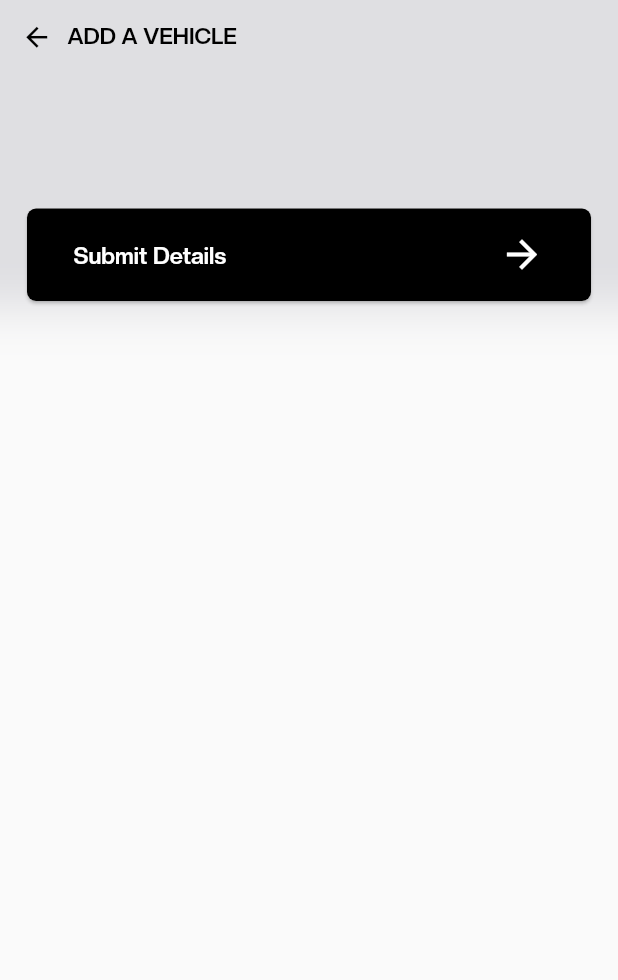
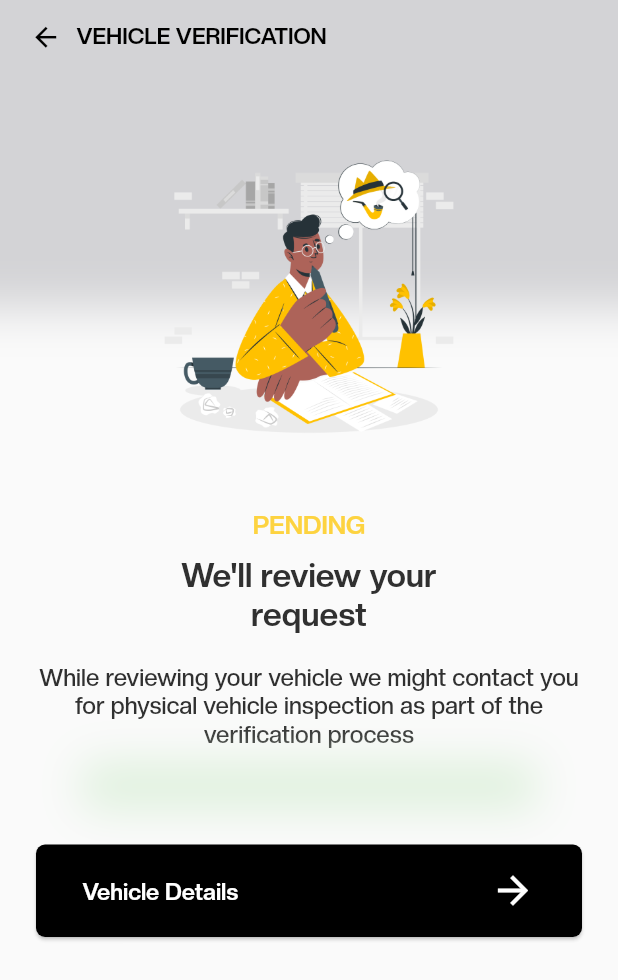
Before and after one commit to mopilo/treepizy_driver, a Flutter app: the AddVehicleScreen screen opened directly, after a tap on "Submit Details", on a phone screen of 412 x 824 dp. Shown: the top 980 px of the screen. Run offline on Flutter 3.47's test engine with Material 2 defaults, Android fonts, the phone set to English and light mode, and no system bars.

Commit message:
committing work

```diff
--- a/lib/features/auth/screens/vehicle_folder/add_vehicle.dart
+++ b/lib/features/auth/screens/vehicle_folder/add_vehicle.dart
@@ -1,10 +1,14 @@
 import 'package:flutter/material.dart';
+import 'package:treepizy_driver/features/auth/screens/vehicle_folder/vehicle_verification_folder/vehicle_verification_pending.dart';
+import 'package:treepizy_driver/features/onboarding/widget/edit_form_widget.dart';
 
 import '../../../../core/widgets/button_widget.dart';
 import '../../../utils/color.dart';
 
 class AddVehicleScreen extends StatelessWidget {
-  const AddVehicleScreen({Key? key}) : super(key: key);
+  AddVehicleScreen({Key? key}) : super(key: key);
+
+  final TextEditingController _nameController = TextEditingController();
 
   @override
   Widget build(BuildContext context) {
@@ -18,7 +22,7 @@ class AddVehicleScreen extends StatelessWidget {
               decoration: const BoxDecoration(
                 boxShadow: [
                   BoxShadow(
-                    color: Color.fromARGB(28, 0, 0, 31),
+                    color: Color.fromARGB(40, 1, 1, 18),
                     blurRadius: 25.0,
                     spreadRadius: 170,
                   ),
@@ -55,9 +59,26 @@ class AddVehicleScreen extends StatelessWidget {
             const SizedBox(
               height: 100,
             ),
+            vehicleInfoContainer(
+                vehicleText: 'Vehicle Size', vehicleInfo: '4 Seater Sedan'),
+            const SizedBox(
+              height: 10,
+            ),
+            vehicleInfoContainer(
+                vehicleText: 'Vehicle Model', vehicleInfo: 'Toyota'),
+            vehicleInfoContainer(vehicleText: 'Model', vehicleInfo: 'Corolla'),
+            vehicleInfoContainer(vehicleText: 'Year', vehicleInfo: '2011'),
+            vehicleInfoContainer(vehicleText: 'Colour', vehicleInfo: 'Blue'),
+            vehicleInfoContainer(
+                vehicleText: 'Registration Number', vehicleInfo: 'ABC 654 BY'),
+            vehicleInfoContainer(
+                vehicleText: 'Passenger Seat', vehicleInfo: '4 Seaters'),
+            const SizedBox(
+              height: 70,
+            ),
             ButtonWidget(
               onTap: () => Navigator.of(context).push(MaterialPageRoute(
-                  builder: (context) => const AddVehicleScreen())),
+                  builder: (context) => const VehicleVerificationPending())),
               isIcon: true,
               buttonText: 'Submit Details',
               colorText: AppColors.white,
@@ -71,4 +92,45 @@ class AddVehicleScreen extends StatelessWidget {
       )),
     );
   }
+
+  vehicleInfoContainer({String? vehicleText, String? vehicleInfo}) => Container(
+        margin: const EdgeInsets.only(bottom: 15),
+        padding: const EdgeInsets.symmetric(horizontal: 12, vertical: 12),
+        decoration: BoxDecoration(
+            color: AppColors.white,
+            border: Border.all(color: AppColors.grey),
+            borderRadius: BorderRadius.circular(10)),
+        child: Row(
+          mainAxisAlignment: MainAxisAlignment.spaceBetween,
+          children: [
+            Column(
+              crossAxisAlignment: CrossAxisAlignment.start,
+              children: [
+                Text(
+                  vehicleText!,
+                  style: const TextStyle(
+                      color: AppColors.grey,
+                      fontSize: 14,
+                      fontWeight: FontWeight.w300),
+                ),
+                const SizedBox(
+                  height: 6,
+                ),
+                Text(
+                  vehicleInfo!,
+                  style: const TextStyle(
+                      color: Colors.black,
+                      fontSize: 18,
+                      fontWeight: FontWeight.w600),
+                ),
+              ],
+            ),
+            const Icon(
+              Icons.arrow_drop_down,
+              size: 20,
+              color: AppColors.grey,
+            )
+          ],
+        ),
+      );
 }
--- a/lib/features/auth/screens/vehicle_folder/vehicle_managament2.dart
+++ b/lib/features/auth/screens/vehicle_folder/vehicle_managament2.dart
@@ -122,7 +122,7 @@ class VehicleManagementSecondScreen extends StatelessWidget {
                   const SizedBox(height: 95),
                   ButtonWidget(
                     onTap: () => Navigator.of(context).push(MaterialPageRoute(
-                        builder: (context) => const AddVehicleScreen())),
+                        builder: (context) =>  AddVehicleScreen())),
                     isIcon: true,
                     buttonText: 'Enter Vehicle Details',
                     colorText: AppColors.white,
--- /dev/null
+++ b/lib/features/auth/screens/vehicle_folder/vehicle_verification_folder/vehicle_verification_pending.dart
@@ -0,0 +1,132 @@
+import 'package:flutter/material.dart';
+import 'package:treepizy_driver/features/auth/screens/vehicle_folder/vehicle_verification_folder/vehicle_verification_approved.dart';
+
+import '../../../../../core/widgets/button_widget.dart';
+import '../../../../utils/color.dart';
+
+class VehicleVerificationPending extends StatelessWidget {
+  const VehicleVerificationPending({Key? key}) : super(key: key);
+
+  @override
+  Widget build(BuildContext context) {
+    return Scaffold(
+      body: SafeArea(
+          child: SingleChildScrollView(
+        padding: const EdgeInsets.symmetric(horizontal: 20, vertical: 14),
+        child: Column(
+          crossAxisAlignment: CrossAxisAlignment.center,
+          children: [
+            Container(
+              decoration: const BoxDecoration(
+                boxShadow: [
+                  BoxShadow(
+                    color: Color.fromARGB(40, 1, 1, 18),
+                    blurRadius: 25.0,
+                    spreadRadius: 170,
+                  ),
+                ],
+              ),
+              child: GestureDetector(
+                behavior: HitTestBehavior.opaque,
+                onTap: () {
+                  Navigator.pop(context);
+                },
+                child: Row(
+                  children: const [
+                    Icon(
+                      Icons.arrow_back,
+                      color: Colors.black,
+                      size: 21,
+                    ),
+                    SizedBox(
+                      width: 10,
+                    ),
+                    Expanded(
+                      child: Text(
+                        "VEHICLE VERIFICATION",
+                        style: TextStyle(
+                            color: Colors.black,
+                            fontSize: 15,
+                            fontWeight: FontWeight.w600),
+                      ),
+                    ),
+                  ],
+                ),
+              ),
+            ),
+            const SizedBox(
+              height: 40,
+            ),
+            Image.asset(
+              'assets/pending.png',
+              height: 250,
+              width: 220,
+            ),
+            const SizedBox(
+              height: 15,
+            ),
+            const Text(
+              "PENDING",
+              style: TextStyle(
+                  color: AppColors.yellowThick,
+                  fontSize: 17,
+                  fontWeight: FontWeight.w600),
+            ),
+            const SizedBox(
+              height: 10,
+            ),
+            const Text(
+              "We'll review your\nrequest",
+              style: TextStyle(
+                  color: AppColors.black,
+                  fontSize: 22,
+                  fontWeight: FontWeight.bold),
+              textAlign: TextAlign.center,
+            ),
+            const SizedBox(
+              height: 20,
+            ),
+            const Text(
+              "While reviewing your vehicle we might contact you for physical vehicle inspection as part of the verification process",
+              style: TextStyle(
+                  color: AppColors.black,
+                  fontSize: 16,
+                  fontWeight: FontWeight.w500),
+              textAlign: TextAlign.center,
+            ),
+            const SizedBox(
+              height: 25,
+            ),
+            Container(
+              margin: const EdgeInsets.symmetric(horizontal: 50),
+              decoration: const BoxDecoration(
+                color: AppColors.green,
+                boxShadow: [
+                  BoxShadow(
+                    color: AppColors.greenLight,
+                    blurRadius: 25.0,
+                    spreadRadius: 15,
+                  ),
+                ],
+              ),
+            ),
+            const SizedBox(
+              height: 35,
+            ),
+            ButtonWidget(
+              onTap: () => Navigator.of(context).push(MaterialPageRoute(
+                  builder: (context) => const VehicleVerificationApproved())),
+              isIcon: true,
+              buttonText: 'Vehicle Details',
+              colorText: AppColors.white,
+              fontSize: 15.5,
+              iconColor: AppColors.white,
+              fontWeight: FontWeight.w600,
+              color: AppColors.black1,
+            ),
+          ],
+        ),
+      )),
+    );
+  }
+}
--- a/lib/features/splash/splash_screen.dart
+++ b/lib/features/splash/splash_screen.dart
@@ -6,7 +6,6 @@ class SplashScreen extends StatelessWidget {
   @override
   Widget build(BuildContext context) {
     return Scaffold(
-
       body: Stack(
         fit: StackFit.expand,
         children: [
--- a/lib/features/utils/color.dart
+++ b/lib/features/utils/color.dart
@@ -12,5 +12,6 @@ class AppColors {
   static const Color yellowLight = Color(0XFFFFF3CC);
   static const Color yellow = Color(0XFFFDCD29);
   static const Color red = Color(0XFFDC3545);
+  static const Color yellowThick = Color(0XFFFDD340);
   static const Color white = Colors.white;
 }
```
Also changed, not shown: lib/features/auth/screens/vehicle_folder/vehicle_verification_folder/vehicle_verification_approved.dart (added, +132 -0 lines), lib/features/auth/screens/vehicle_folder/vehicle_verification_folder/vehicle_verification_disapproved.dart (added, +145 -0 lines), lib/features/onboarding/widget/edit_form_widget.dart (added, +118 -0 lines), assets/approved.png (added), assets/disapproved.png (added), assets/pending.png (added).
